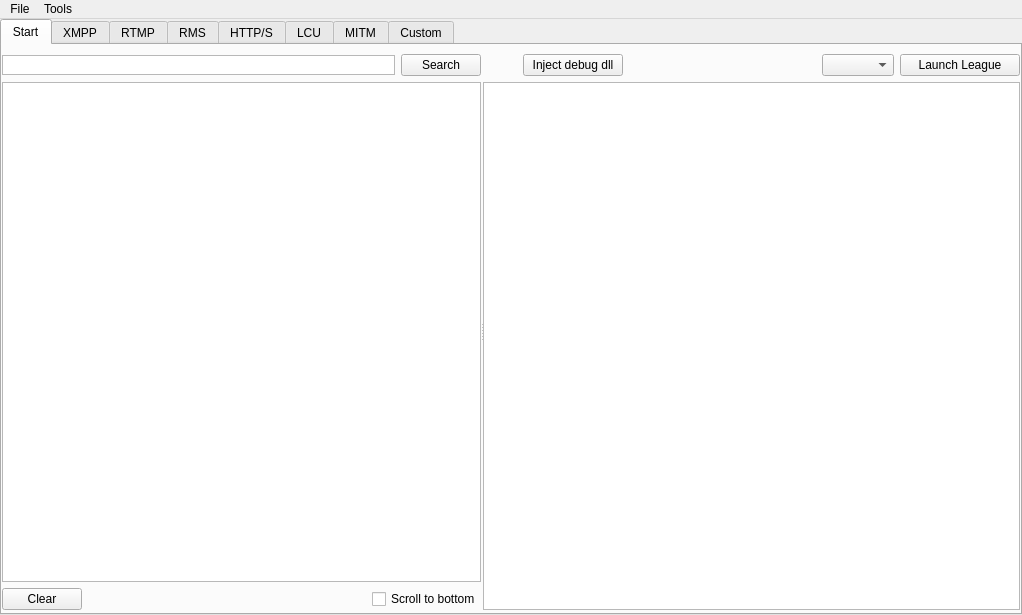
Above: LeagueClientDebugger/LeagueClientDebugger.ui from KebsCS/LeagueClientDebugger before the change. Below: the same form after it.
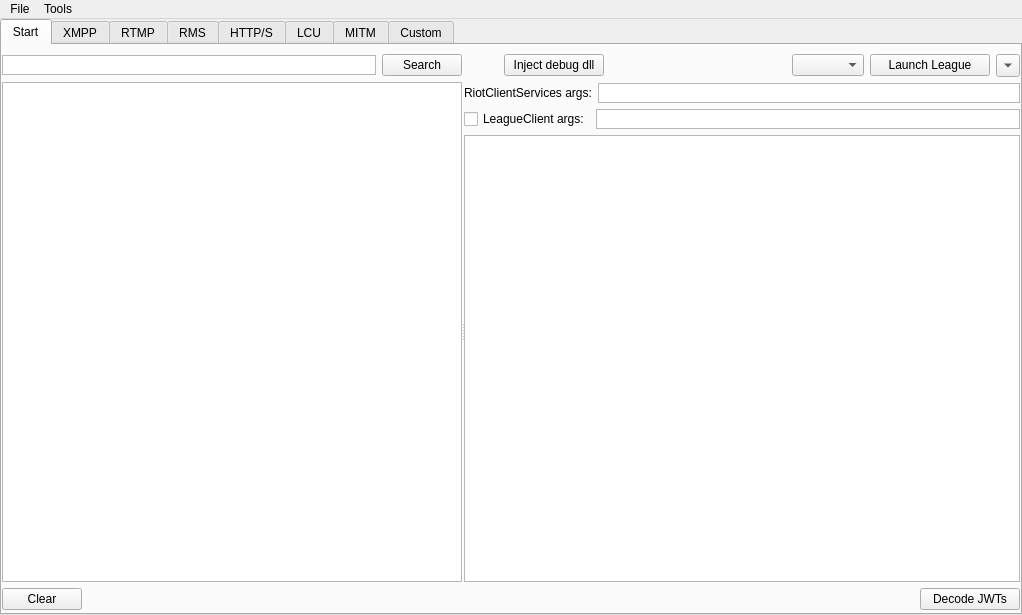
That is the form after the change.

Diff of the .ui file:
```diff
--- a/LeagueClientDebugger/LeagueClientDebugger.ui
+++ b/LeagueClientDebugger/LeagueClientDebugger.ui
@@ -117,6 +117,9 @@
                 <property name="horizontalScrollBarPolicy">
                  <enum>Qt::ScrollBarAlwaysOff</enum>
                 </property>
+                <property name="lineWrapMode">
+                 <enum>QTextEdit::NoWrap</enum>
+                </property>
                 <property name="acceptRichText">
                  <bool>false</bool>
                 </property>
@@ -165,13 +168,6 @@
                 </property>
                </spacer>
               </item>
-              <item>
-               <widget class="QCheckBox" name="allScrollToBottom">
-                <property name="text">
-                 <string>Scroll to bottom</string>
-                </property>
-               </widget>
-              </item>
              </layout>
             </item>
            </layout>
@@ -269,6 +265,115 @@
                 </property>
                </widget>
               </item>
+              <item>
+               <widget class="QToolButton" name="allButtonTool">
+                <property name="text">
+                 <string>...</string>
+                </property>
+                <property name="popupMode">
+                 <enum>QToolButton::DelayedPopup</enum>
+                </property>
+                <property name="toolButtonStyle">
+                 <enum>Qt::ToolButtonIconOnly</enum>
+                </property>
+                <property name="autoRaise">
+                 <bool>false</bool>
+                </property>
+                <property name="arrowType">
+                 <enum>Qt::DownArrow</enum>
+                </property>
+               </widget>
+              </item>
+             </layout>
+            </item>
+            <item>
+             <layout class="QHBoxLayout" name="horizontalLayout_32">
+              <item>
+               <widget class="QLabel" name="allLabelRC">
+                <property name="text">
+                 <string>RiotClientServices args:</string>
+                </property>
+               </widget>
+              </item>
+              <item>
+               <widget class="QTextEdit" name="allTextRCArgs">
+                <property name="sizePolicy">
+                 <sizepolicy hsizetype="Expanding" vsizetype="Minimum">
+                  <horstretch>0</horstretch>
+                  <verstretch>0</verstretch>
+                 </sizepolicy>
+                </property>
+                <property name="minimumSize">
+                 <size>
+                  <width>0</width>
+                  <height>20</height>
+                 </size>
+                </property>
+                <property name="maximumSize">
+                 <size>
+                  <width>16777215</width>
+                  <height>20</height>
+                 </size>
+                </property>
+                <property name="inputMethodHints">
+                 <set>Qt::ImhNone</set>
+                </property>
+                <property name="verticalScrollBarPolicy">
+                 <enum>Qt::ScrollBarAlwaysOff</enum>
+                </property>
+                <property name="horizontalScrollBarPolicy">
+                 <enum>Qt::ScrollBarAlwaysOff</enum>
+                </property>
+                <property name="lineWrapMode">
+                 <enum>QTextEdit::NoWrap</enum>
+                </property>
+                <property name="acceptRichText">
+                 <bool>false</bool>
+                </property>
+               </widget>
+              </item>
+             </layout>
+            </item>
+            <item>
+             <layout class="QHBoxLayout" name="horizontalLayout_33">
+              <item>
+               <widget class="QCheckBox" name="allCheckboxLC">
+                <property name="text">
+                 <string>LeagueClient args:</string>
+                </property>
+               </widget>
+              </item>
+              <item>
+               <widget class="QTextEdit" name="allTextLCArgs">
+                <property name="sizePolicy">
+                 <sizepolicy hsizetype="Expanding" vsizetype="Minimum">
+                  <horstretch>0</horstretch>
+                  <verstretch>0</verstretch>
+                 </sizepolicy>
+                </property>
+                <property name="maximumSize">
+                 <size>
+                  <width>16777215</width>
+                  <height>20</height>
+                 </size>
+                </property>
+                <property name="inputMethodHints">
+                 <set>Qt::ImhNone</set>
+                </property>
+                <property name="verticalScrollBarPolicy">
+                 <enum>Qt::ScrollBarAlwaysOff</enum>
+                </property>
+                <property name="horizontalScrollBarPolicy">
+                 <enum>Qt::ScrollBarAlwaysOff</enum>
+                </property>
+                <property name="lineWrapMode">
+                 <enum>QTextEdit::NoWrap</enum>
+                </property>
+                <property name="acceptRichText">
+                 <bool>false</bool>
+                </property>
+               </widget>
+              </item>
              </layout>
             </item>
             <item>
@@ -281,6 +386,36 @@
               </property>
              </widget>
             </item>
+            <item>
+             <layout class="QHBoxLayout" name="horizontalLayout_30">
+              <item>
+               <spacer name="horizontalSpacer_11">
+                <property name="orientation">
+                 <enum>Qt::Horizontal</enum>
+                </property>
+                <property name="sizeHint" stdset="0">
+                 <size>
+                  <width>40</width>
+                  <height>20</height>
+                 </size>
+                </property>
+               </spacer>
+              </item>
+              <item>
+               <widget class="QPushButton" name="allButtonDecodeJWTs">
+                <property name="minimumSize">
+                 <size>
+                  <width>100</width>
+                  <height>0</height>
+                 </size>
+                </property>
+                <property name="text">
+                 <string>Decode JWTs</string>
+                </property>
+               </widget>
+              </item>
+             </layout>
+            </item>
            </layout>
           </widget>
          </widget>
```
Left out of the diff: 84 changed lines with no effect on the pictures.
